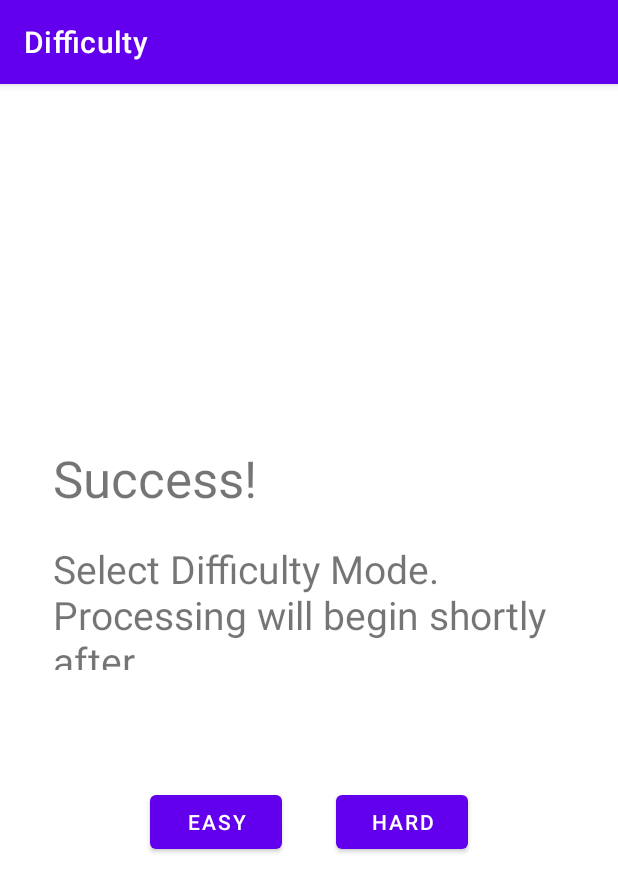
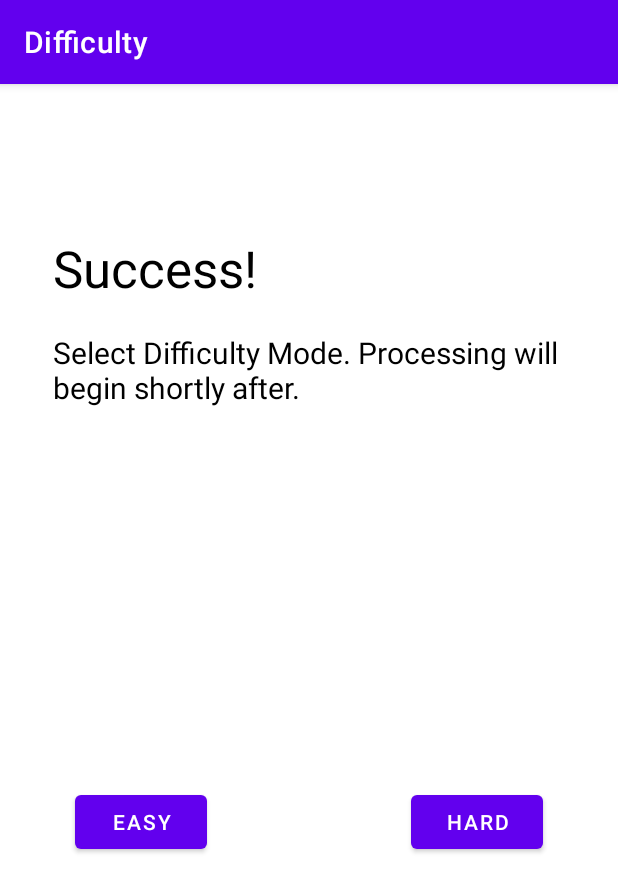
Before and after one commit to stef405/make-skis, an Android app: the Difficulty screen opened directly, with no data from a screen before it, on a phone screen of 412 x 824 dp. Shown: the top 892 px of the screen. Run offline under Robolectric (Android 15) with nearby library versions, the phone set to English and light mode, and no system bars.

Commit message:
pushing changes to have visible text on android phone

```diff
--- a/app/kotlinChatter/app/src/main/res/layout/difficulty.xml
+++ b/app/kotlinChatter/app/src/main/res/layout/difficulty.xml
@@ -12,9 +12,10 @@
         android:layout_width="342dp"
         android:layout_height="53dp"
         android:layout_marginStart="16dp"
-        android:layout_marginTop="240dp"
+        android:layout_marginTop="100dp"
         android:layout_marginEnd="16dp"
         android:text="Success!"
+        android:textColor="#000000"
         android:textSize="34sp"
         app:layout_constraintEnd_toEndOf="parent"
         app:layout_constraintHorizontal_bias="0.5"
@@ -28,7 +29,8 @@
         android:layout_marginTop="12dp"
         android:layout_marginEnd="16dp"
         android:text="Select Difficulty Mode. Processing will begin shortly after. "
-        android:textSize="26sp"
+        android:textSize="20sp"
+        android:textColor="#000000"
         app:layout_constraintEnd_toEndOf="parent"
         app:layout_constraintHorizontal_bias="0.0"
         app:layout_constraintStart_toStartOf="@+id/textView2"
@@ -39,7 +41,7 @@
         android:layout_width="wrap_content"
         android:layout_height="wrap_content"
         android:layout_marginTop="468dp"
-        android:layout_marginRight="100dp"
+        android:layout_marginRight="50dp"
         android:text="Hard"
         app:layout_constraintRight_toRightOf="parent"
         app:layout_constraintTop_toTopOf="parent" />
@@ -48,7 +50,7 @@
         android:id="@+id/easy"
         android:layout_width="wrap_content"
         android:layout_height="wrap_content"
-        android:layout_marginLeft="100dp"
+        android:layout_marginLeft="50dp"
         android:layout_marginTop="468dp"
         android:text="Easy"
         app:layout_constraintLeft_toLeftOf="parent"
```
Also changed, not shown: app/kotlinChatter/app/src/main/res/layout/dim.xml (+8 -1 lines).
